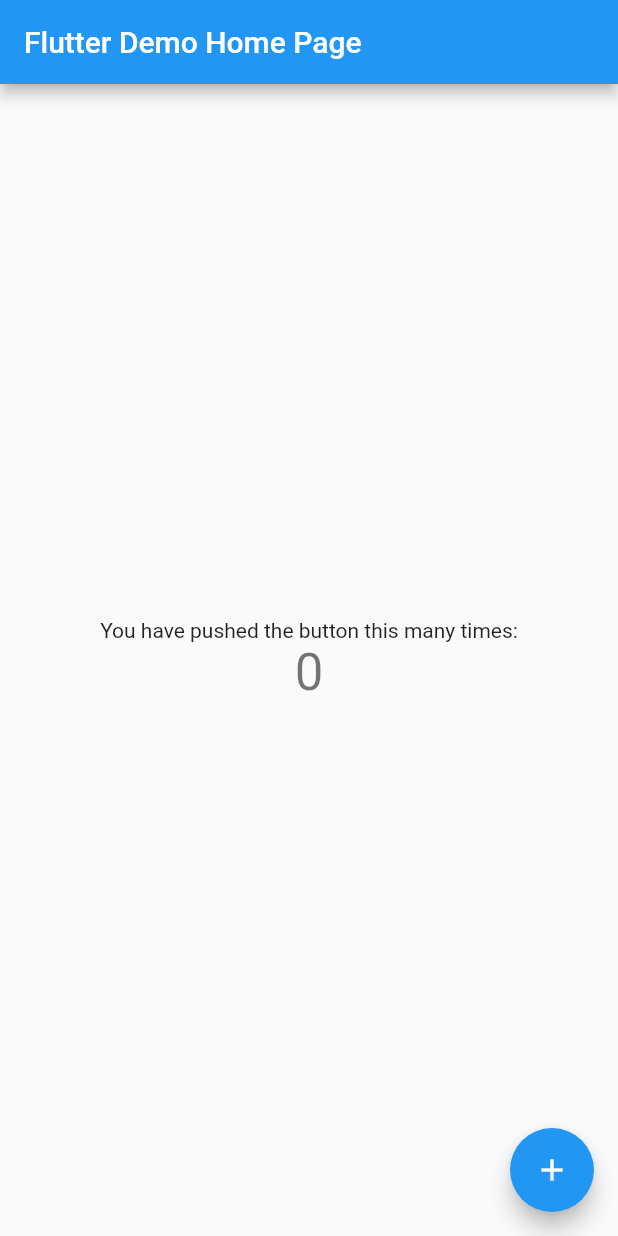
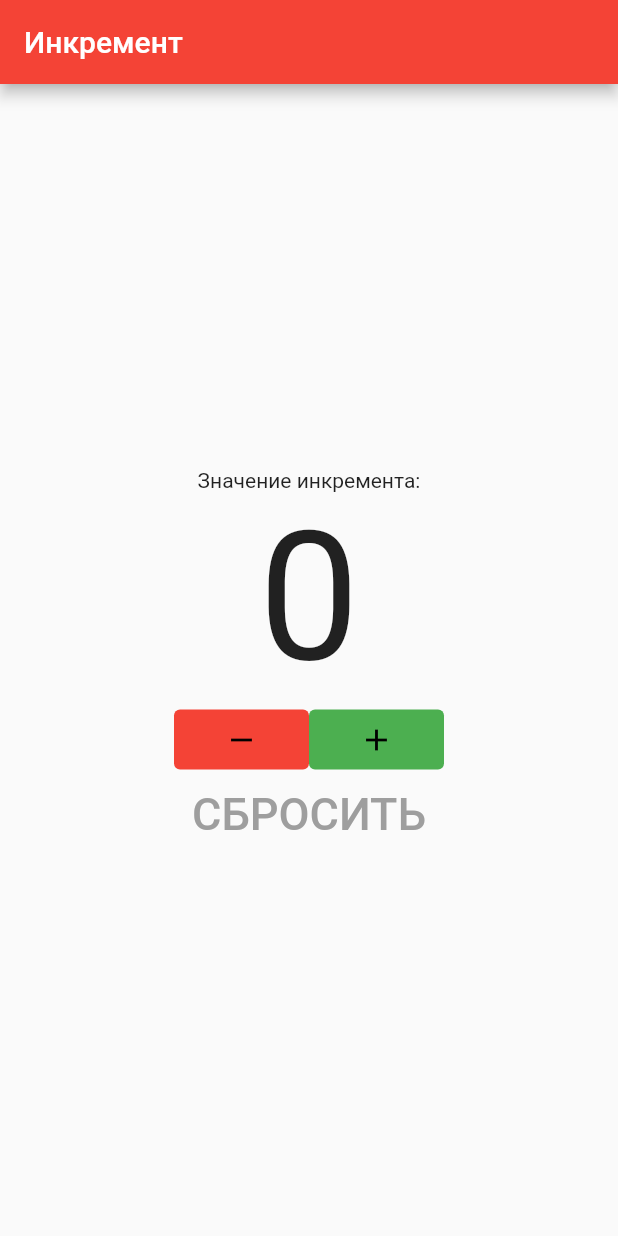
Before and after one commit to Nikeshhh/Mobile-Dev-Labs, a Flutter app: the screen it shows after launch, on a phone screen of 412 x 824 dp. Run offline on Flutter 3.47's test engine with Material 2 defaults, Android fonts, the phone set to English and light mode, and no system bars.

Commit message:
Основной функционал

```diff
--- a/lab_1/lib/main.dart
+++ b/lab_1/lib/main.dart
@@ -7,39 +7,20 @@ void main() {
 class MyApp extends StatelessWidget {
   const MyApp({super.key});
 
-  // This widget is the root of your application.
   @override
   Widget build(BuildContext context) {
     return MaterialApp(
       title: 'Flutter Demo',
       theme: ThemeData(
-        // This is the theme of your application.
-        //
-        // Try running your application with "flutter run". You'll see the
-        // application has a blue toolbar. Then, without quitting the app, try
-        // changing the primarySwatch below to Colors.green and then invoke
-        // "hot reload" (press "r" in the console where you ran "flutter run",
-        // or simply save your changes to "hot reload" in a Flutter IDE).
-        // Notice that the counter didn't reset back to zero; the application
-        // is not restarted.
-        primarySwatch: Colors.blue,
+        primarySwatch: Colors.red,
       ),
-      home: const MyHomePage(title: 'Flutter Demo Home Page'),
+      home: const MyHomePage(title: 'Инкремент'),
     );
   }
 }
 
 class MyHomePage extends StatefulWidget {
   const MyHomePage({super.key, required this.title});
-
-  // This widget is the home page of your application. It is stateful, meaning
-  // that it has a State object (defined below) that contains fields that affect
-  // how it looks.
-
-  // This class is the configuration for the state. It holds the values (in this
-  // case the title) provided by the parent (in this case the App widget) and
-  // used by the build method of the State. Fields in a Widget subclass are
-  // always marked "final".
 
   final String title;
 
@@ -52,64 +33,77 @@ class _MyHomePageState extends State<MyHomePage> {
 
   void _incrementCounter() {
     setState(() {
-      // This call to setState tells the Flutter framework that something has
-      // changed in this State, which causes it to rerun the build method below
-      // so that the display can reflect the updated values. If we changed
-      // _counter without calling setState(), then the build method would not be
-      // called again, and so nothing would appear to happen.
       _counter++;
+    });
+  }
+
+  void _decrementCounter(){
+    setState(() {
+      _counter--;
+    });
+  }
+
+  void _setDefault(){
+    setState(() {
+      _counter = 0;
     });
   }
 
   @override
   Widget build(BuildContext context) {
-    // This method is rerun every time setState is called, for instance as done
-    // by the _incrementCounter method above.
-    //
-    // The Flutter framework has been optimized to make rerunning build methods
-    // fast, so that you can just rebuild anything that needs updating rather
-    // than having to individually change instances of widgets.
     return Scaffold(
       appBar: AppBar(
-        // Here we take the value from the MyHomePage object that was created by
-        // the App.build method, and use it to set our appbar title.
         title: Text(widget.title),
       ),
       body: Center(
-        // Center is a layout widget. It takes a single child and positions it
-        // in the middle of the parent.
         child: Column(
-          // Column is also a layout widget. It takes a list of children and
-          // arranges them vertically. By default, it sizes itself to fit its
-          // children horizontally, and tries to be as tall as its parent.
-          //
-          // Invoke "debug painting" (press "p" in the console, choose the
-          // "Toggle Debug Paint" action from the Flutter Inspector in Android
-          // Studio, or the "Toggle Debug Paint" command in Visual Studio Code)
-          // to see the wireframe for each widget.
-          //
-          // Column has various properties to control how it sizes itself and
-          // how it positions its children. Here we use mainAxisAlignment to
-          // center the children vertically; the main axis here is the vertical
-          // axis because Columns are vertical (the cross axis would be
-          // horizontal).
           mainAxisAlignment: MainAxisAlignment.center,
           children: <Widget>[
             const Text(
-              'You have pushed the button this many times:',
+              'Значение инкремента:',
             ),
             Text(
               '$_counter',
-              style: Theme.of(context).textTheme.headlineMedium,
+              style: const TextStyle(
+                fontSize: 120.0,
+              ),
             ),
+            Row(
+              mainAxisAlignment: MainAxisAlignment.center,
+              children: [
+                TextButton(
+                    onPressed: _decrementCounter,
+                    style: TextButton.styleFrom(
+                      foregroundColor: Colors.black,
+                      backgroundColor: Colors.red,
+                      fixedSize: const Size(90.0, 40.0),
+                    ),
+                    child: const Icon(Icons.remove)
+                ),
+                TextButton(
+                  onPressed: _incrementCounter,
+                  style: TextButton.styleFrom(
+                    foregroundColor: Colors.black,
+                    backgroundColor: Colors.green,
+                    fixedSize: const Size(90.0, 40.0)
+                  ),
+                  child: const Icon(Icons.add),
+                ),
+              ],
+            ),
+            TextButton(
+              onPressed: _setDefault,
+              child: const Text(
+                'СБРОСИТЬ',
+                style: TextStyle(
+                  fontSize: 30,
+                  color: Colors.grey,
+                ),
+              ),
+            )
           ],
         ),
       ),
-      floatingActionButton: FloatingActionButton(
-        onPressed: _incrementCounter,
-        tooltip: 'Increment',
-        child: const Icon(Icons.add),
-      ), // This trailing comma makes auto-formatting nicer for build methods.
     );
   }
 }
```
Also changed, not shown: 2 other files.
